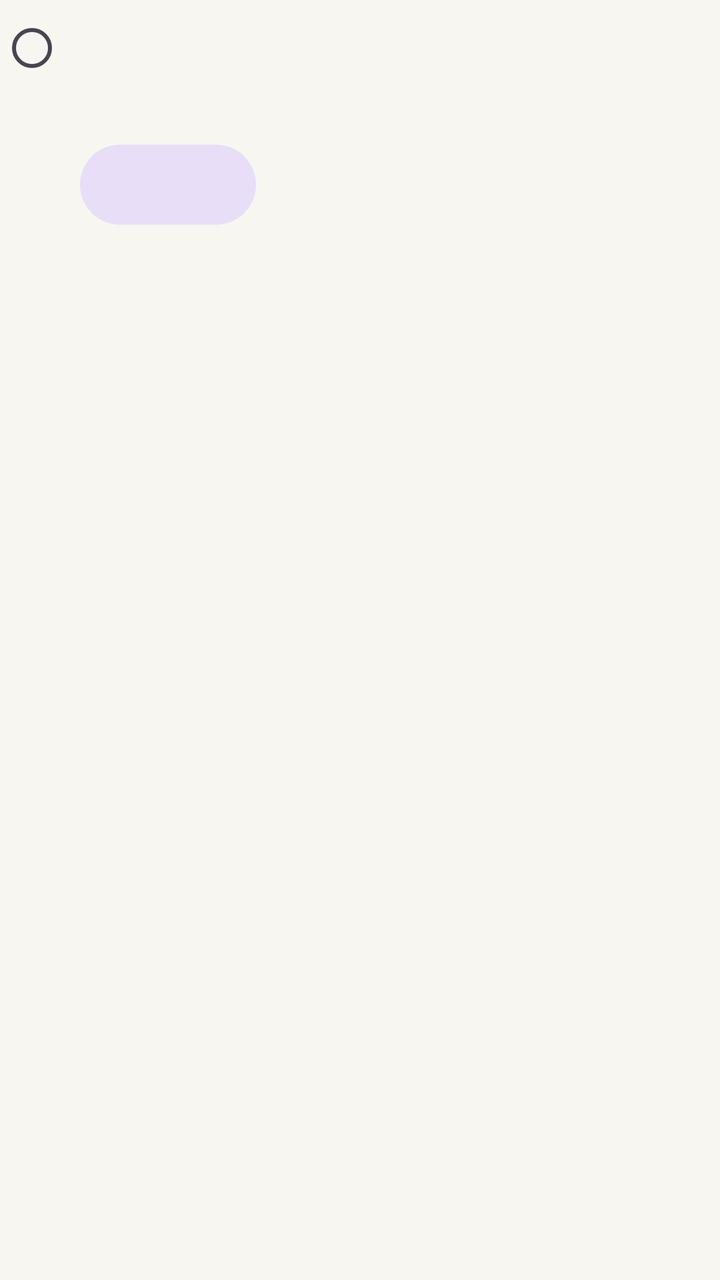
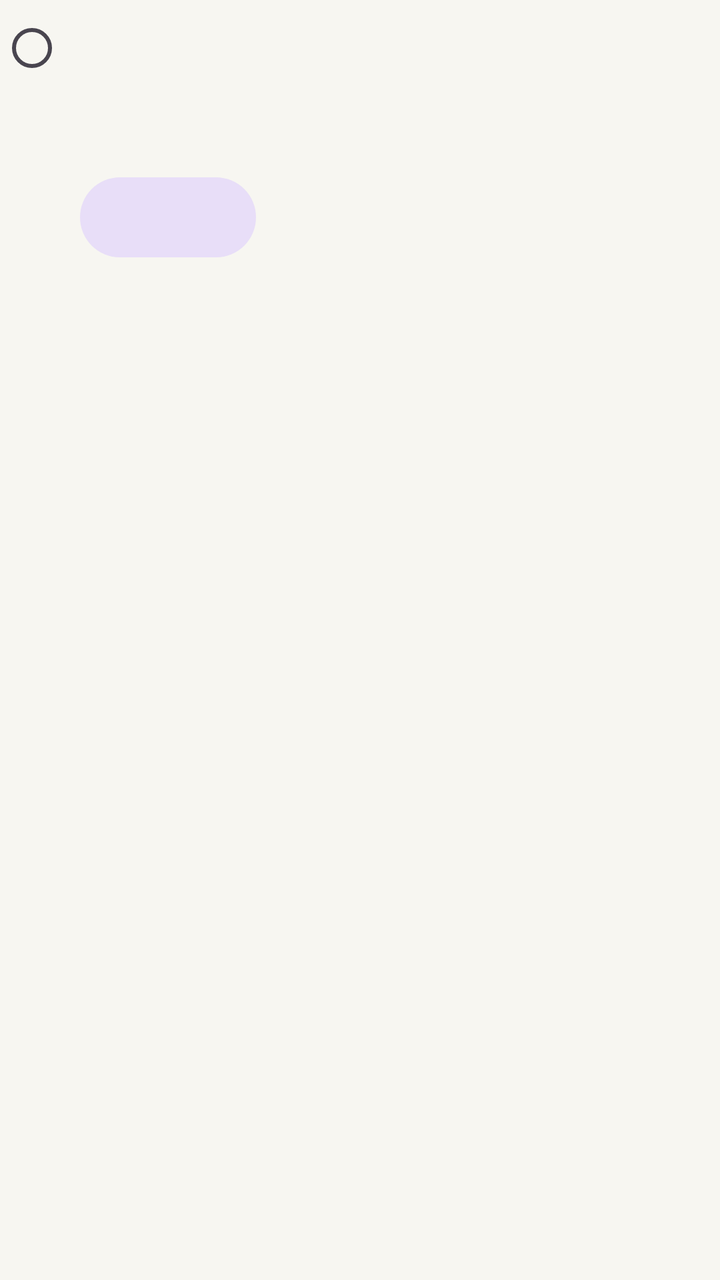

Two renders of the same Android screen: before a commit and after it. Below are the layout's source before the change and the commit's diff.
<!-- AndroidManifest.xml: application theme Theme.Wirl -->
<!-- res/layout/item_whisper_model.xml -->
<?xml version="1.0" encoding="utf-8"?>
<LinearLayout xmlns:android="http://schemas.android.com/apk/res/android"
    xmlns:app="http://schemas.android.com/apk/res-auto"
    android:layout_width="match_parent"
    android:layout_height="wrap_content"
    android:layout_marginTop="8dp"
    android:orientation="vertical">

    <RadioButton
        android:id="@+id/select"
        android:layout_width="match_parent"
        android:layout_height="wrap_content"
        android:minHeight="48dp"
        android:textAppearance="?attr/textAppearanceBodyLarge" />

    <TextView
        android:id="@+id/status"
        android:layout_width="match_parent"
        android:layout_height="wrap_content"
        android:paddingStart="48dp"
        android:textAppearance="?attr/textAppearanceBodySmall" />

    <com.google.android.material.progressindicator.LinearProgressIndicator
        android:id="@+id/progress"
        android:layout_width="match_parent"
        android:layout_height="wrap_content"
        android:layout_marginStart="48dp"
        android:layout_marginTop="4dp"
        android:max="100"
        android:visibility="gone" />

    <LinearLayout
        android:layout_width="match_parent"
        android:layout_height="wrap_content"
        android:layout_marginStart="40dp"
        android:layout_marginTop="4dp"
        android:orientation="horizontal">

        <com.google.android.material.button.MaterialButton
            android:id="@+id/download"
            style="@style/Widget.Material3.Button.TonalButton"
            android:layout_width="wrap_content"
            android:layout_height="wrap_content" />

        <com.google.android.material.button.MaterialButton
            android:id="@+id/delete"
            style="@style/Widget.Material3.Button.OutlinedButton"
            android:layout_width="wrap_content"
            android:layout_height="wrap_content"
            android:layout_marginStart="8dp"
            android:text="@string/model_delete"
            android:visibility="gone" />
    </LinearLayout>
</LinearLayout>
<!-- resources referenced by this layout -->
<resources>
  <string name="model_delete">Delete</string>
  <style name="Theme.Wirl" parent="Theme.Material3.DayNight.NoActionBar">
          <item name="colorPrimary">@color/brand</item>
          <item name="colorOnPrimary">@color/white</item>
          <item name="colorPrimaryContainer">@color/brand_light</item>
          <item name="colorOnPrimaryContainer">@color/brand_dark</item>
          <item name="colorSecondary">@color/brand</item>
          <item name="colorSurface">@color/paper</item>
          <item name="android:colorBackground">@color/paper</item>
      </style>
  <color name="brand">#6355ED</color>
  <color name="white">#FFFFFF</color>
  <color name="brand_light">#ECE9FF</color>
  <color name="brand_dark">#4B3DC9</color>
  <color name="paper">#F7F6F1</color>
</resources>

<!-- the commit's change to res/layout/item_whisper_model.xml (unified diff, before → after) -->
@@ -12,6 +12,14 @@
         android:layout_height="wrap_content"
         android:minHeight="48dp"
         android:textAppearance="?attr/textAppearanceBodyLarge" />
+
+    <TextView
+        android:id="@+id/description"
+        android:layout_width="match_parent"
+        android:layout_height="wrap_content"
+        android:paddingStart="48dp"
+        android:textAppearance="?attr/textAppearanceBodySmall"
+        android:textColor="?android:attr/textColorSecondary" />
 
     <TextView
         android:id="@+id/status"
